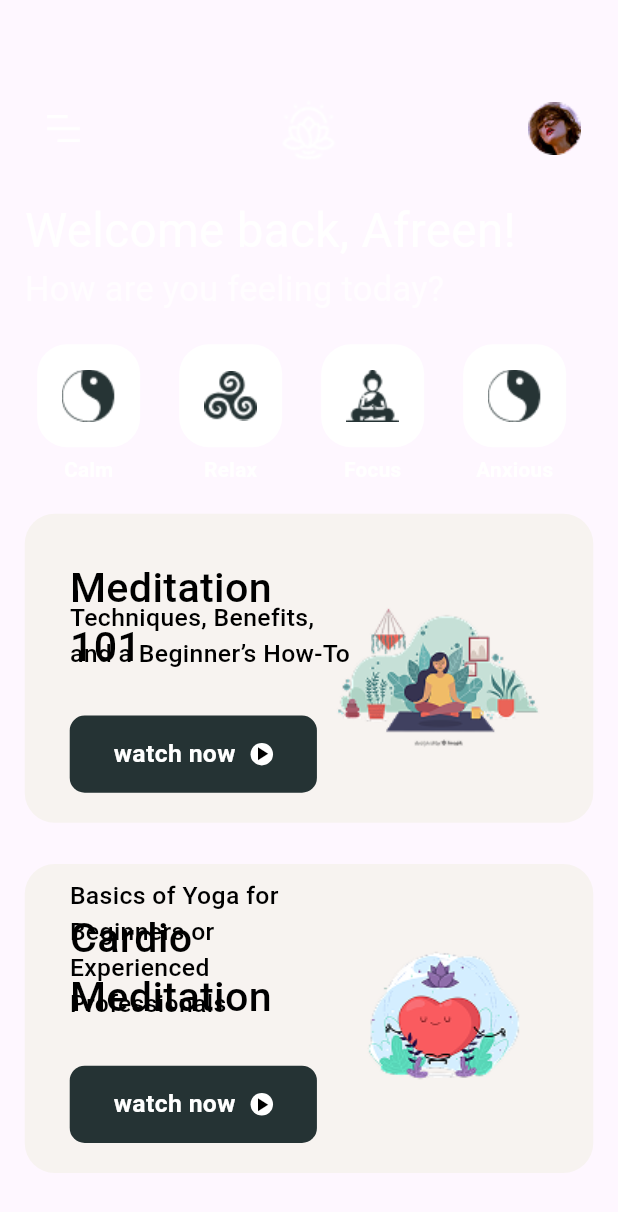
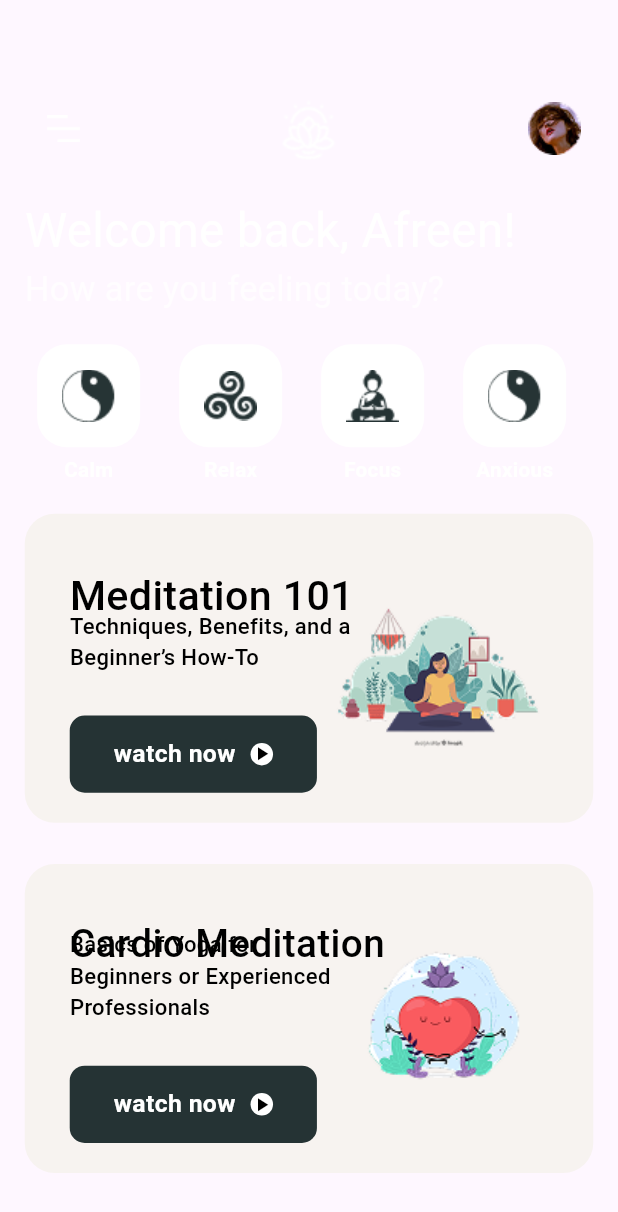
Before and after one commit to aydinNazari/meditationApp, a Flutter app: the screen it shows after launch, on a phone screen of 412 x 824 dp. Shown: the top 1212 px of the screen. Run offline on Flutter 3.47's test engine with Material 3 defaults, Android fonts, the phone set to English and light mode, and no system bars; our stand-ins replace google_fonts; Roboto replaces fonts that are missing (Alegreya).

Commit message:
05.02.2025_2

```diff
--- /dev/null
+++ b/lib/color/color.dart
@@ -0,0 +1,6 @@
+import 'package:flutter/material.dart';
+
+
+
+//main colors
+var backGroundColor = const Color(0xff2A3839);
--- a/lib/main.dart
+++ b/lib/main.dart
@@ -1,4 +1,5 @@
 import 'package:flutter/material.dart';
+import 'package:untitled1/color/color.dart';
 
 import 'Screens/home_screen.dart';
 import 'login_screen.dart';
@@ -18,7 +19,7 @@ class MyApp extends StatelessWidget {
       debugShowCheckedModeBanner: false,
       theme: ThemeData(
         colorScheme: ColorScheme.fromSeed(
-            seedColor: Colors.deepPurple, background: const Color(0xff2A3839)),
+            seedColor: Colors.deepPurple, background: backGroundColor),
         useMaterial3: true,
       ),
       home: const HomeScreen(),
--- a/lib/widgets/home_screen_card_widget.dart
+++ b/lib/widgets/home_screen_card_widget.dart
@@ -26,29 +26,26 @@ class HomeScreenCardWidget extends StatelessWidget {
         ),
         Positioned(
           left: 30,
-          top: 30,
+          top: 35,
           bottom: 0,
-          child: SizedBox(
-            width: size.width / 2.2,
-            child: Text(
-              txt1,
-              style: GoogleFonts.alegreya(
-                  color: Colors.black,
-                  fontSize: size.width / 15,
-                  fontWeight: FontWeight.w500),
-            ),
+          child: Text(
+            txt1,
+            style: GoogleFonts.alegreya(
+                color: Colors.black,
+                fontSize: txt1.length > 14 ? size.width/16 :size.width / 15,
+                fontWeight: FontWeight.w500),
           ),
         ),
         Positioned(
           left: 30,
-          bottom: 100,
+          bottom: txt2.length > 55 ? 100 :100,
           child: SizedBox(
             width: size.width / 2.2,
             child: Text(
               txt2,
               style: GoogleFonts.alegreya(
                   color: Colors.black,
-                  fontSize: size.width / 25,
+                  fontSize: size.width / 28,
                   fontWeight: FontWeight.w500),
             ),
           ),
```
Also changed, not shown: lib/navigator_widget.dart (added, +162 -0 lines).
